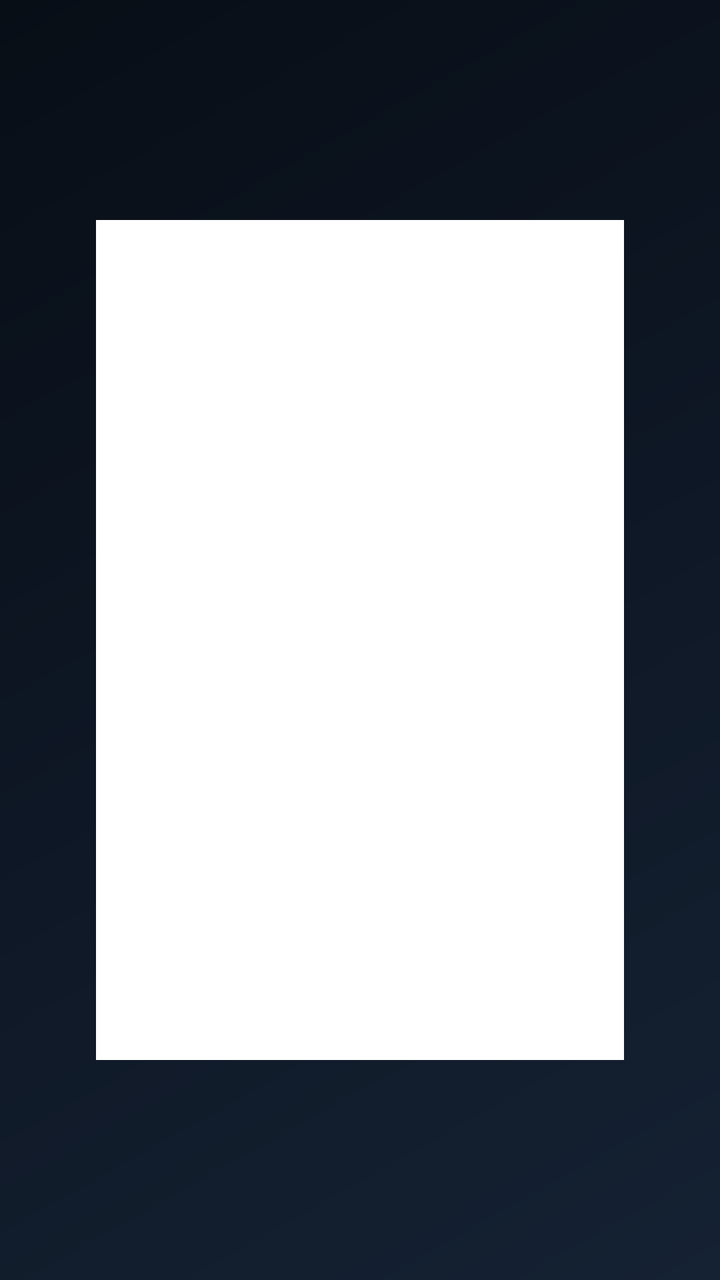
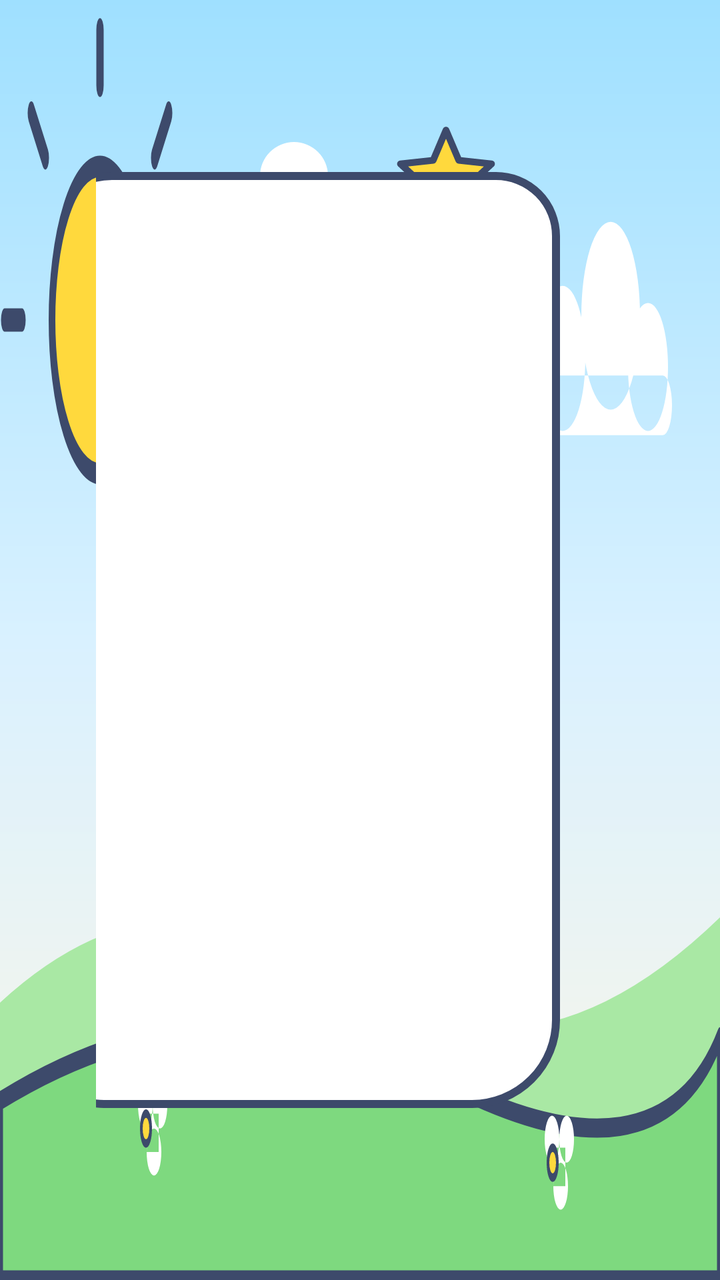

Before-and-after screenshots of an Android layout around one commit, followed by the original layout XML and the change that was made.
<!-- AndroidManifest.xml: application theme Theme.EvoKids -->
<!-- res/layout/activity_qrlogin.xml -->
<?xml version="1.0" encoding="utf-8"?>
<LinearLayout xmlns:android="http://schemas.android.com/apk/res/android"
    android:layout_width="match_parent"
    android:layout_height="match_parent"
    android:orientation="horizontal"
    android:gravity="center"
    android:padding="48dp">

    <ImageView
        android:id="@+id/qr_image"
        android:layout_width="@dimen/qr_size"
        android:layout_height="@dimen/qr_size"
        android:background="@color/qr_bg"
        android:padding="16dp"
        android:contentDescription="@string/qr_title" />

    <LinearLayout
        android:layout_width="0dp"
        android:layout_height="wrap_content"
        android:layout_weight="1"
        android:layout_marginLeft="64dp"
        android:orientation="vertical">

        <TextView
            android:layout_width="wrap_content"
            android:layout_height="wrap_content"
            android:text="@string/qr_title"
            android:textColor="@color/text_primary"
            android:textSize="40sp"
            android:textStyle="bold" />

        <TextView
            android:id="@+id/qr_status"
            android:layout_width="match_parent"
            android:layout_height="wrap_content"
            android:layout_marginTop="24dp"
            android:text="@string/qr_waiting"
            android:textColor="@color/accent"
            android:textSize="24sp" />

        <TextView
            android:layout_width="match_parent"
            android:layout_height="wrap_content"
            android:layout_marginTop="24dp"
            android:text="@string/qr_hint"
            android:textColor="@color/text_secondary"
            android:textSize="20sp" />
    </LinearLayout>
</LinearLayout>
<!-- resources referenced by this layout -->
<resources>
  <color name="accent">#FF8A3D</color>
  <color name="text_primary">#F4F7FA</color>
  <color name="text_secondary">#93A7BC</color>
  <style name="Theme.EvoKids" parent="Theme.Leanback">
          <item name="android:windowBackground">@drawable/bg_main</item>
          <item name="android:colorAccent">@color/accent</item>
          <item name="colorAccent">@color/accent</item>
          <item name="android:textColorPrimary">@color/text_primary</item>
          <item name="android:textColorSecondary">@color/text_secondary</item>
      </style>
  <!-- drawable bg_main (drawable) -->
  <?xml version="1.0" encoding="utf-8"?>
  <shape xmlns:android="http://schemas.android.com/apk/res/android">
      <gradient
          android:angle="135"
          android:startColor="#152233"
          android:centerColor="#0E1725"
          android:endColor="#080E16"
          android:type="linear" />
  </shape>
  <!-- unchanged entries left out for length: 5 -->
</resources>

<!-- the commit's change to res/layout/activity_qrlogin.xml (unified diff, before → after) -->
@@ -1,49 +1,78 @@
 <?xml version="1.0" encoding="utf-8"?>
-<LinearLayout xmlns:android="http://schemas.android.com/apk/res/android"
+<FrameLayout xmlns:android="http://schemas.android.com/apk/res/android"
     android:layout_width="match_parent"
-    android:layout_height="match_parent"
-    android:orientation="horizontal"
-    android:gravity="center"
-    android:padding="48dp">
+    android:layout_height="match_parent">
 
     <ImageView
-        android:id="@+id/qr_image"
-        android:layout_width="@dimen/qr_size"
-        android:layout_height="@dimen/qr_size"
-        android:background="@color/qr_bg"
-        android:padding="16dp"
-        android:contentDescription="@string/qr_title" />
+        android:layout_width="120dp"
+        android:layout_height="60dp"
+        android:layout_gravity="top|start"
+        android:layout_marginTop="56dp"
+        android:layout_marginLeft="88dp"
+        android:src="@drawable/deco_cloud"
+        android:contentDescription="@null" />
+
+    <ImageView
+        android:layout_width="54dp"
+        android:layout_height="54dp"
+        android:layout_gravity="top|end"
+        android:layout_marginTop="60dp"
+        android:layout_marginRight="110dp"
+        android:src="@drawable/deco_star"
+        android:contentDescription="@null" />
 
     <LinearLayout
-        android:layout_width="0dp"
-        android:layout_height="wrap_content"
-        android:layout_weight="1"
-        android:layout_marginLeft="64dp"
-        android:orientation="vertical">
+        android:layout_width="match_parent"
+        android:layout_height="match_parent"
+        android:orientation="horizontal"
+        android:gravity="center"
+        android:padding="48dp">
 
-        <TextView
+        <FrameLayout
             android:layout_width="wrap_content"
             android:layout_height="wrap_content"
-            android:text="@string/qr_title"
-            android:textColor="@color/text_primary"
-            android:textSize="40sp"
-            android:textStyle="bold" />
+            android:background="@drawable/bg_panel_card"
+            android:padding="24dp">
 
-        <TextView
-            android:id="@+id/qr_status"
-            android:layout_width="match_parent"
+            <ImageView
+                android:id="@+id/qr_image"
+                android:layout_width="@dimen/qr_size"
+                android:layout_height="@dimen/qr_size"
+                android:background="@color/qr_bg"
+                android:padding="16dp"
+                android:contentDescription="@string/qr_title" />
+        </FrameLayout>
+
+        <LinearLayout
+            android:layout_width="0dp"
             android:layout_height="wrap_content"
-            android:layout_marginTop="24dp"
-            android:text="@string/qr_waiting"
-            android:textColor="@color/accent"
-            android:textSize="24sp" />
+            android:layout_weight="1"
+            android:layout_marginLeft="64dp"
+            android:orientation="vertical">
 
-        <TextView
-            android:layout_width="match_parent"
-            android:layout_height="wrap_content"
-            android:layout_marginTop="24dp"
-            android:text="@string/qr_hint"
-            android:textColor="@color/text_secondary"
-            android:textSize="20sp" />
+            <TextView
+                android:layout_width="wrap_content"
+                android:layout_height="wrap_content"
+                android:text="@string/qr_title"
+                android:textColor="@color/text_primary"
+                android:textSize="42sp" />
+
+            <TextView
+                android:id="@+id/qr_status"
+                android:layout_width="match_parent"
+                android:layout_height="wrap_content"
+                android:layout_marginTop="24dp"
+                android:text="@string/qr_waiting"
+                android:textColor="@color/card_c3"
+                android:textSize="24sp" />
+
+            <TextView
+                android:layout_width="match_parent"
+                android:layout_height="wrap_content"
+                android:layout_marginTop="24dp"
+                android:text="@string/qr_hint"
+                android:textColor="@color/text_secondary"
+                android:textSize="20sp" />
+        </LinearLayout>
     </LinearLayout>
-</LinearLayout>
+</FrameLayout>
<!-- resource entries referenced after the edit -->
@@ -1,25 +1,114 @@
 <!-- resources referenced by this layout -->
 <resources>
-  <color name="accent">#FF8A3D</color>
-  <color name="text_primary">#F4F7FA</color>
-  <color name="text_secondary">#93A7BC</color>
+  <color name="card_c3">#4D96FF</color>
+  <color name="accent">#FF9F1C</color>
+  <color name="sky_top">#9FE0FF</color>
+  <color name="sky_bottom">#FFF6E5</color>
+  <!-- drawable deco_sky (drawable) -->
+  <?xml version="1.0" encoding="utf-8"?>
+  <vector xmlns:android="http://schemas.android.com/apk/res/android"
+      android:width="1080dp" android:height="600dp"
+      android:viewportWidth="1080" android:viewportHeight="600">
+      
+      <path android:strokeColor="@color/crayon" android:strokeWidth="11"
+          android:strokeLineCap="round" android:pathData="M150,40 L150,14 M232,74 L253,53 M266,150 L292,150 M68,74 L47,53 M33,150 L7,150" />
+      
+      <path android:fillColor="@color/sun_yellow" android:strokeColor="@color/crayon"
+          android:strokeWidth="10" android:pathData="M150,150 m-72,0 a72,72 0 1 0 144,0 a72,72 0 1 0 -144,0" />
+      
+      <group>
+          <path android:fillColor="@color/cloud_white"
+              android:pathData="M810,168 a34,34 0 1 0 68,0 a34,34 0 1 0 -68,0 M872,148 a44,44 0 1 0 88,0 a44,44 0 1 0 -88,0 M942,172 a30,30 0 1 0 60,0 a30,30 0 1 0 -60,0 M806,176 h188 a14,14 0 0 1 0,28 h-188 a14,14 0 0 1 0,-28 z" />
+      </group>
+      
+      <path android:fillColor="@color/cloud_white" android:fillAlpha="0.9"
+          android:pathData="M240,352 a24,24 0 1 0 48,0 a24,24 0 1 0 -48,0 M284,338 a30,30 0 1 0 60,0 a30,30 0 1 0 -60,0 M334,356 a20,20 0 1 0 40,0 a20,20 0 1 0 -40,0 M238,360 h130 a10,10 0 0 1 0,20 h-130 a10,10 0 0 1 0,-20 z" />
+      
+      <path android:fillColor="@color/cloud_white" android:fillAlpha="0.75"
+          android:pathData="M600,300 a20,20 0 1 0 40,0 a20,20 0 1 0 -40,0 M636,288 a26,26 0 1 0 52,0 a26,26 0 1 0 -52,0 M682,304 a17,17 0 1 0 34,0 a17,17 0 1 0 -34,0 M598,308 h112 a9,9 0 0 1 0,18 h-112 a9,9 0 0 1 0,-18 z" />
+  </vector>
+  <!-- drawable deco_hills (drawable) -->
+  <?xml version="1.0" encoding="utf-8"?>
+  <vector xmlns:android="http://schemas.android.com/apk/res/android"
+      android:width="1080dp" android:height="600dp"
+      android:viewportWidth="1080" android:viewportHeight="600">
+      
+      <path android:fillColor="@color/hill_back"
+          android:pathData="M0,470 Q250,398 520,458 T1080,430 L1080,600 L0,600 Z" />
+      
+      <path android:fillColor="@color/hill_front" android:strokeColor="@color/crayon"
+          android:strokeWidth="9" android:strokeLineJoin="round"
+          android:pathData="M0,516 Q330,452 660,506 T1080,486 L1080,600 L0,600 Z" />
+      
+      <path android:fillColor="@color/cloud_white"
+          android:pathData="M220,540 a11,11 0 1 0 22,0 a11,11 0 1 0 -22,0 M229,518 a11,11 0 1 0 22,0 a11,11 0 1 0 -22,0 M207,518 a11,11 0 1 0 22,0 a11,11 0 1 0 -22,0 M220,522 h18 v18 h-18 z" />
+      <path android:fillColor="@color/sun_yellow" android:strokeColor="@color/crayon" android:strokeWidth="4"
+          android:pathData="M219,529 m-7,0 a7,7 0 1 0 14,0 a7,7 0 1 0 -14,0" />
+      <path android:fillColor="@color/cloud_white"
+          android:pathData="M830,556 a11,11 0 1 0 22,0 a11,11 0 1 0 -22,0 M839,534 a11,11 0 1 0 22,0 a11,11 0 1 0 -22,0 M817,534 a11,11 0 1 0 22,0 a11,11 0 1 0 -22,0 M830,538 h18 v18 h-18 z" />
+      <path android:fillColor="@color/sun_yellow" android:strokeColor="@color/crayon" android:strokeWidth="4"
+          android:pathData="M829,545 m-7,0 a7,7 0 1 0 14,0 a7,7 0 1 0 -14,0" />
+  </vector>
+  <color name="hill_back">#A9E8A4</color>
+  <color name="hill_front">#7ED97F</color>
+  <color name="text_primary">#3D4A6B</color>
+  <color name="text_secondary">#7B89A6</color>
+  <!-- drawable bg_panel_card (drawable) -->
+  <?xml version="1.0" encoding="utf-8"?>
+  <shape xmlns:android="http://schemas.android.com/apk/res/android">
+      <solid android:color="@color/bg_panel" />
+      <corners
+          android:topLeftRadius="38dp"
+          android:topRightRadius="30dp"
+          android:bottomLeftRadius="34dp"
+          android:bottomRightRadius="42dp" />
+      <stroke android:width="4dp" android:color="@color/crayon" />
+  </shape>
+  <!-- drawable deco_cloud (drawable) -->
+  <?xml version="1.0" encoding="utf-8"?>
+  <vector xmlns:android="http://schemas.android.com/apk/res/android"
+      android:width="120dp" android:height="60dp"
+      android:viewportWidth="120" android:viewportHeight="60">
+      <path android:fillColor="@color/cloud_white"
+          android:pathData="M24,44 a13,13 0 1 0 26,0 a13,13 0 1 0 -26,0 M42,32 a17,17 0 1 0 34,0 a17,17 0 1 0 -34,0 M66,42 a11,11 0 1 0 22,0 a11,11 0 1 0 -22,0 M20,46 h78 a8,8 0 0 1 -8,8 h-62 a8,8 0 0 1 -8,-8 z" />
+  </vector>
+  <!-- drawable deco_star (drawable) -->
+  <?xml version="1.0" encoding="utf-8"?>
+  <vector xmlns:android="http://schemas.android.com/apk/res/android"
+      android:width="64dp" android:height="64dp"
+      android:viewportWidth="64" android:viewportHeight="64">
+      <path android:fillColor="@color/sun_yellow" android:strokeColor="@color/crayon"
+          android:strokeWidth="4" android:strokeLineJoin="round"
+          android:pathData="M32,6 L39.6,23.9 L59,26 L44.7,39.3 L48.5,58.5 L32,49.5 L15.5,58.5 L19.3,39.3 L5,26 L24.4,23.9 Z" />
+  </vector>
   <style name="Theme.EvoKids" parent="Theme.Leanback">
           <item name="android:windowBackground">@drawable/bg_main</item>
           <item name="android:colorAccent">@color/accent</item>
           <item name="colorAccent">@color/accent</item>
           <item name="android:textColorPrimary">@color/text_primary</item>
           <item name="android:textColorSecondary">@color/text_secondary</item>
+          <item name="android:textColorHint">@color/text_secondary</item>
       </style>
+  <color name="bg_panel">#FFFFFF</color>
+  <color name="crayon">#3D4A6B</color>
+  <color name="cloud_white">#FFFFFF</color>
+  <color name="sun_yellow">#FFD93D</color>
   <!-- drawable bg_main (drawable) -->
   <?xml version="1.0" encoding="utf-8"?>
-  <shape xmlns:android="http://schemas.android.com/apk/res/android">
-      <gradient
-          android:angle="135"
-          android:startColor="#152233"
-          android:centerColor="#0E1725"
-          android:endColor="#080E16"
-          android:type="linear" />
-  </shape>
+  <layer-list xmlns:android="http://schemas.android.com/apk/res/android">
+      <item>
+          <shape>
+              <gradient
+                  android:angle="270"
+                  android:startColor="@color/sky_top"
+                  android:centerColor="#D9F1FF"
+                  android:endColor="@color/sky_bottom"
+                  android:type="linear" />
+          </shape>
+      </item>
+      <item android:drawable="@drawable/deco_sky" />
+      <item android:drawable="@drawable/deco_hills" />
+  </layer-list>
   <!-- unchanged entries left out for length: 5 -->
 </resources>
 
